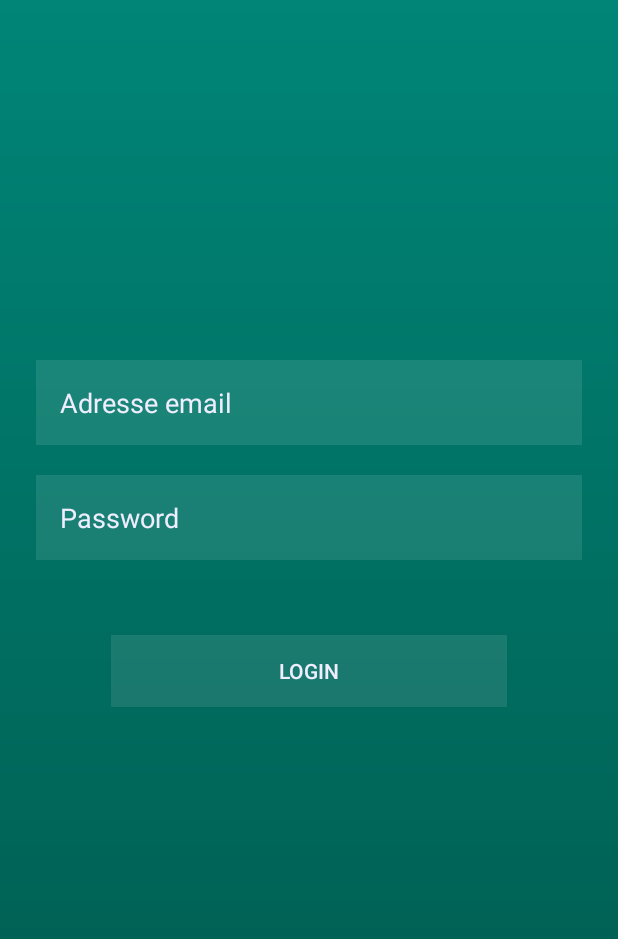
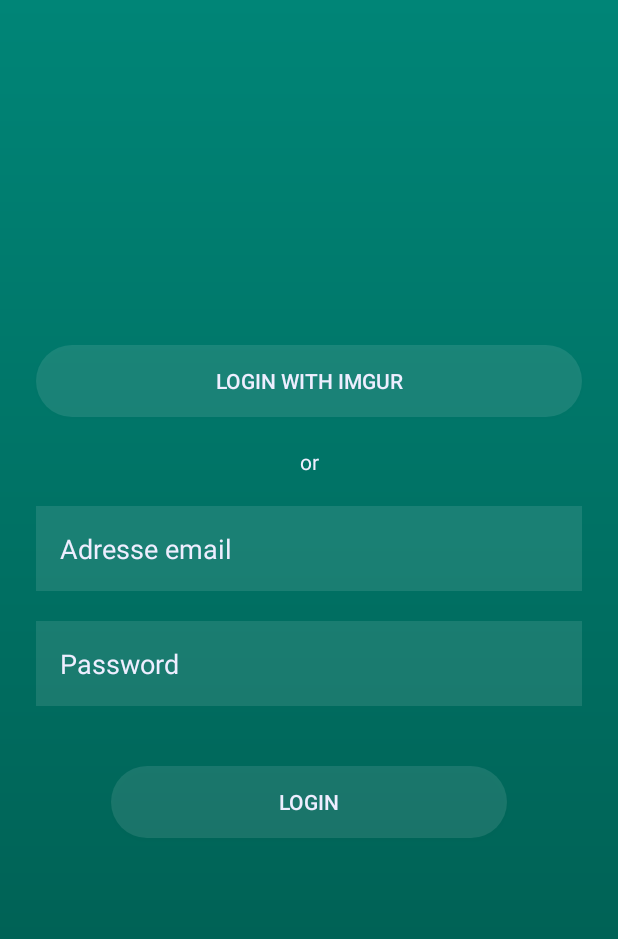
Before and after one commit to ngeorge-peillex/Epicture, an Android app: the screen it shows after launch (MainActivity), on a phone screen of 412 x 824 dp. Shown: the top 939 px of the screen. Run offline under Robolectric (Android 15) with nearby library versions, the phone set to English and light mode, and no system bars.

Commit message:
feat: login page design

```diff
--- /dev/null
+++ b/app/src/main/res/drawable/btn_rounded.xml
@@ -0,0 +1,5 @@
+<?xml version="1.0" encoding="utf-8"?>
+<shape xmlns:android="http://schemas.android.com/apk/res/android" android:shape="rectangle">
+    <solid android:color="@color/colorTransparency"/>
+    <corners android:radius="180dp"/>
+</shape>
--- a/app/src/main/res/drawable/et_form.xml
+++ b/app/src/main/res/drawable/et_form.xml
@@ -1,5 +1,5 @@
 <?xml version="1.0" encoding="utf-8"?>
 <shape xmlns:android="http://schemas.android.com/apk/res/android">
     <solid android:color="@color/colorTransparency"></solid>
-    <corners android:radius="2dp"></corners>
+    <corners android:radius="20dp"></corners>
 </shape>
--- a/app/src/main/res/layout/activity_main.xml
+++ b/app/src/main/res/layout/activity_main.xml
@@ -31,11 +31,35 @@
         app:layout_constraintStart_toStartOf="@+id/guideline_right"
         app:layout_constraintTop_toTopOf="parent" />
 
+    <Button
+        android:id="@+id/oauth"
+        android:layout_width="0dp"
+        android:layout_height="wrap_content"
+        android:text="Login with imgur"
+        android:textColor="@color/colorWhite"
+        android:background="@drawable/btn_rounded"
+        android:layout_marginTop="40dp"
+        app:layout_constraintStart_toStartOf="@id/guideline_left"
+        app:layout_constraintEnd_toStartOf="@id/guideline_right"
+        app:layout_constraintTop_toBottomOf="@id/logo" />
+
+    <TextView
+        android:id="@+id/or"
+        android:layout_width="0dp"
+        android:layout_height="wrap_content"
+        android:textColor="@color/colorWhite"
+        android:textAlignment="center"
+        android:layout_marginTop="20dp"
+        android:text="or"
+        app:layout_constraintTop_toBottomOf="@id/oauth"
+        app:layout_constraintStart_toStartOf="@id/guideline_left"
+        app:layout_constraintEnd_toStartOf="@id/guideline_right" />
+
     <EditText
         android:id="@+id/email"
         android:layout_width="0dp"
         android:layout_height="wrap_content"
-        android:layout_marginTop="50dp"
+        android:layout_marginTop="20dp"
         android:hint="Adresse email"
         android:background="@color/colorTransparency"
         android:textColorHint="@color/colorWhite"
@@ -43,7 +67,7 @@
         android:padding="16dp"
         app:layout_constraintStart_toStartOf="@id/guideline_left"
         app:layout_constraintEnd_toStartOf="@id/guideline_right"
-        app:layout_constraintTop_toBottomOf="@+id/logo" />
+        app:layout_constraintTop_toBottomOf="@+id/or" />
 
     <EditText
         android:id="@+id/password"
@@ -62,8 +86,8 @@
     <Button
         android:layout_width="0dp"
         android:layout_height="wrap_content"
-        android:layout_marginTop="50dp"
-        android:background="@color/colorTransparency"
+        android:layout_marginTop="40dp"
+        android:background="@drawable/btn_rounded"
         android:textColor="@color/colorWhite"
         android:text="Login"
         app:layout_constraintTop_toBottomOf="@id/password"
--- a/app/src/main/res/values/styles.xml
+++ b/app/src/main/res/values/styles.xml
@@ -6,6 +6,7 @@
         <item name="colorPrimary">@color/colorPrimary</item>
         <item name="colorPrimaryDark">@color/colorPrimaryDark</item>
         <item name="colorAccent">@color/colorAccent</item>
+
     </style>
 
 </resources>
```
